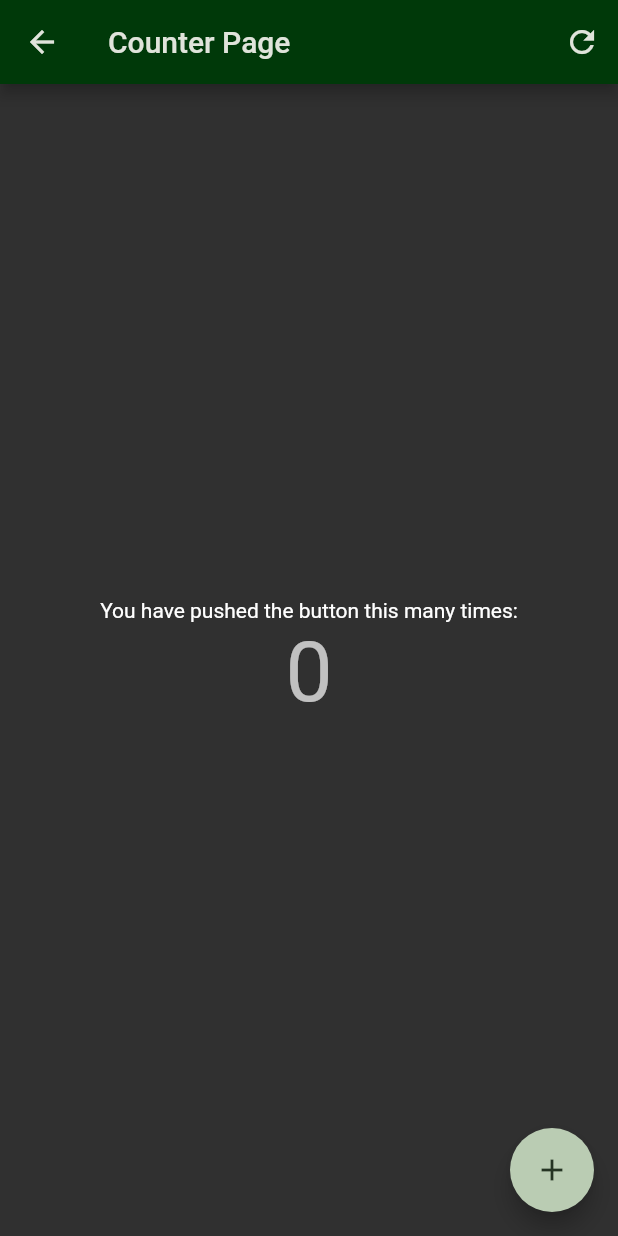
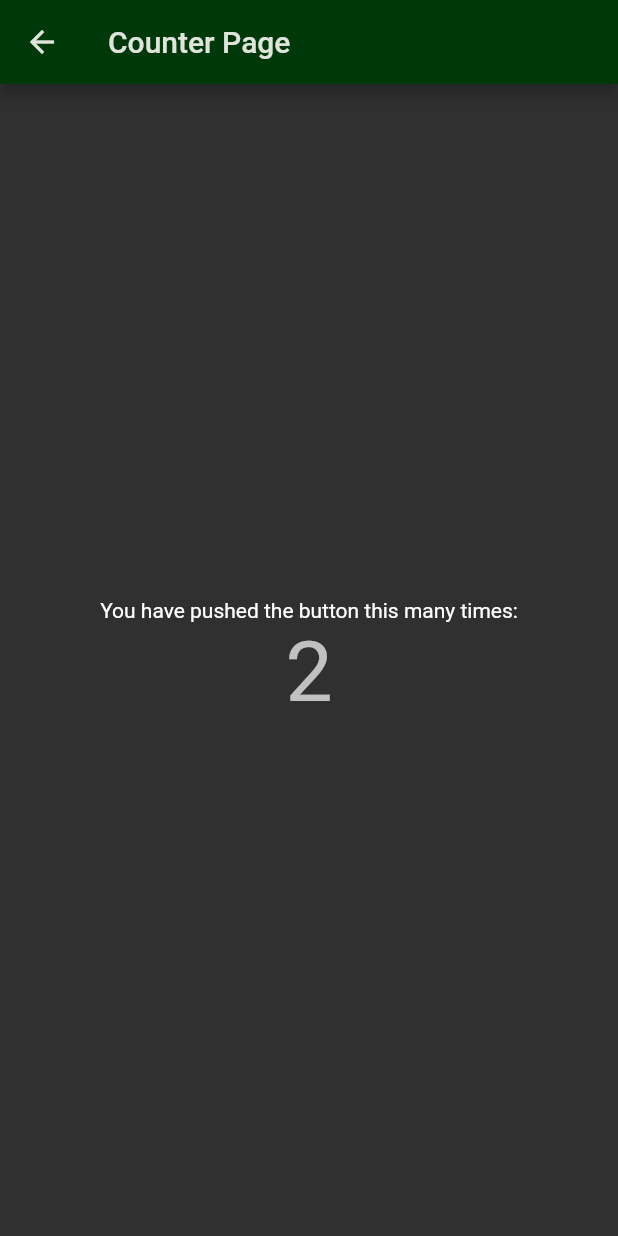
Before and after one commit to abhishek-joflee/riverpod_demo, a Flutter app: the CounterPage screen opened directly, on a phone screen of 412 x 824 dp. Run offline on Flutter 3.47's test engine with Material 2 defaults, Android fonts, the phone set to English and light mode, and no system bars; our stand-ins replace flutter_riverpod.

```diff
--- a/lib/counter_page.dart
+++ b/lib/counter_page.dart
@@ -7,33 +7,10 @@ class CounterPage extends ConsumerWidget {
 
   @override
   Widget build(BuildContext context, WidgetRef ref) {
-    ref.listen<int>(counterProvider, (previous, next) {
-      if (next >= 5) {
-        showDialog(
-          context: context,
-          builder: (context) => AlertDialog(
-            title: const Text("Dangerous"),
-            actions: [
-              TextButton(
-                onPressed: () => Navigator.pop(context),
-                child: const Text("Ok"),
-              )
-            ],
-          ),
-        );
-      }
-    });
+    final counter = ref.watch(counterProvider);
     return Scaffold(
       appBar: AppBar(
         title: const Text("Counter Page"),
-        actions: [
-          IconButton(
-            onPressed: () {
-              ref.invalidate(counterProvider);
-            },
-            icon: const Icon(Icons.refresh),
-          )
-        ],
       ),
       body: Center(
         child: Column(
@@ -41,19 +18,18 @@ class CounterPage extends ConsumerWidget {
           children: <Widget>[
             const Text('You have pushed the button this many times:'),
             Text(
-              ref.watch(counterProvider).toString(),
+              counter
+                  .when(
+                    data: (int val) => val,
+                    error: (e, _) => e,
+                    loading: () => "Loading",
+                  )
+                  .toString(),
               style: Theme.of(context).textTheme.displayMedium,
             ),
           ],
         ),
       ),
-      floatingActionButton: FloatingActionButton(
-        onPressed: () {
-          ref.read(counterProvider.notifier).state += 1;
-        },
-        tooltip: 'Increment',
-        child: const Icon(Icons.add),
-      ),
     );
   }
 }
--- a/lib/main.dart
+++ b/lib/main.dart
@@ -3,7 +3,27 @@ import 'package:flutter_riverpod/flutter_riverpod.dart';
 
 import 'home_page.dart';
 
-final counterProvider = StateProvider((ref) => 0);
+abstract class WebSocket {
+  Stream<int> getCounterStream();
+}
+
+class FakeWebSocket implements WebSocket {
+  @override
+  Stream<int> getCounterStream() async* {
+    int i = 0;
+    while (true) {
+      await Future.delayed(const Duration(milliseconds: 500));
+      yield i++;
+    }
+  }
+}
+
+final webSocketProvider = Provider((ref) => FakeWebSocket());
+
+final counterProvider = StreamProvider<int>((ref) {
+  final ws = ref.watch(webSocketProvider);
+  return ws.getCounterStream();
+});
 void main() {
   runApp(const ProviderScope(child: MyApp()));
 }
```
